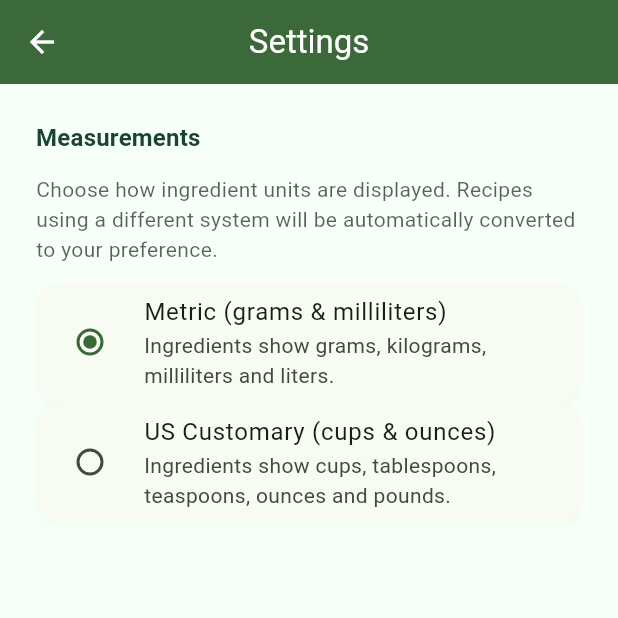
After one commit to EnricoM/food_prepping, a Flutter app: the SettingsScreen screen opened by its route, on a phone screen of 412 x 824 dp, the top half of it. The commit adds this screen. Run offline on Flutter 3.47's test engine with Material 3 defaults, Android fonts, the phone set to English and light mode, and no system bars; our stand-ins replace hive, hive_flutter, image_picker, shared_preferences, table_calendar; missing offline and left inert: google_mlkit_text_recognition, mobile_scanner; accounts and stored records are empty.

Commit message:
feat: add measurement preferences and conversions

```diff
--- a/lib/main.dart
+++ b/lib/main.dart
@@ -2,6 +2,7 @@ import 'package:data/data.dart';
 import 'package:flutter/material.dart';
 
 import 'src/app.dart';
+import 'src/services/measurement_preferences.dart';
 
 Future<void> main() async {
   WidgetsFlutterBinding.ensureInitialized();
@@ -18,5 +19,6 @@ Future<void> main() async {
       inventory: HiveInventoryRepository(),
     ),
   );
+  await MeasurementPreferences.instance.init();
   runApp(const RecipeParserApp());
 }
--- a/lib/src/app.dart
+++ b/lib/src/app.dart
@@ -21,6 +21,7 @@ import 'screens/inventory_screen.dart';
 import 'screens/barcode_scan_screen.dart';
 import 'screens/receipt_scan_screen.dart';
 import 'screens/batch_cooking_screen.dart';
+import 'screens/settings_screen.dart';
 
 class RecipeParserApp extends StatelessWidget {
   const RecipeParserApp({super.key});
@@ -191,6 +192,7 @@ class RecipeParserApp extends StatelessWidget {
         VisitedDomainsScreen.routeName: (context) => const VisitedDomainsScreen(
           drawer: AppDrawer(currentRoute: VisitedDomainsScreen.routeName),
         ),
+        SettingsScreen.routeName: (context) => const SettingsScreen(),
         InventoryRecipeSuggestionsScreen.routeName: (context) => const InventoryRecipeSuggestionsScreen(
           drawer: AppDrawer(currentRoute: InventoryRecipeSuggestionsScreen.routeName),
         ),
--- a/lib/src/navigation/app_drawer.dart
+++ b/lib/src/navigation/app_drawer.dart
@@ -26,6 +26,11 @@ class AppDrawer extends StatelessWidget {
             _DrawerSection(
               title: 'Meal Planning',
               entries: _DrawerEntry.mealPlanningEntries,
+              currentRoute: currentRoute,
+            ),
+            _DrawerSection(
+              title: 'App',
+              entries: _DrawerEntry.appEntries,
               currentRoute: currentRoute,
             ),
             const Padding(
@@ -136,6 +141,14 @@ class _DrawerEntry {
       icon: Icons.calendar_month_outlined,
       label: 'Meal planner',
       routeName: '/meal-plan',
+    ),
+  ];
+
+  static final appEntries = <_DrawerEntry>[
+    const _DrawerEntry(
+      icon: Icons.settings_outlined,
+      label: 'Settings',
+      routeName: '/settings',
     ),
   ];
 }
--- a/lib/src/screens/filter_recipes_screen.dart
+++ b/lib/src/screens/filter_recipes_screen.dart
@@ -239,6 +239,7 @@ class _FilterRecipesScreenState extends State<FilterRecipesScreen> {
         labelText: label,
         border: const OutlineInputBorder(),
       ),
+      // ignore: deprecated_member_use
       value: value,
       items: [
         const DropdownMenuItem<String>(
--- /dev/null
+++ b/lib/src/screens/settings_screen.dart
@@ -0,0 +1,68 @@
+import 'package:flutter/material.dart';
+
+import '../services/measurement_preferences.dart';
+import '../widgets/back_aware_app_bar.dart';
+
+class SettingsScreen extends StatelessWidget {
+  const SettingsScreen({super.key});
+
+  static const routeName = '/settings';
+
+  @override
+  Widget build(BuildContext context) {
+    final theme = Theme.of(context);
+    final prefs = MeasurementPreferences.instance;
+    return Scaffold(
+      appBar: const BackAwareAppBar(title: Text('Settings')),
+      body: ListView(
+        padding: const EdgeInsets.all(24),
+        children: [
+          Text(
+            'Measurements',
+            style: theme.textTheme.titleMedium?.copyWith(
+              fontWeight: FontWeight.w700,
+            ),
+          ),
+          const SizedBox(height: 12),
+          Text(
+            'Choose how ingredient units are displayed. Recipes using a different '
+            'system will be automatically converted to your preference.',
+            style: theme.textTheme.bodyMedium?.copyWith(
+              color: theme.colorScheme.onSurface.withValues(alpha: 0.7),
+            ),
+          ),
+          const SizedBox(height: 12),
+          AnimatedBuilder(
+            animation: prefs,
+            builder: (context, _) {
+              final current = prefs.system;
+              return Column(
+                children: MeasurementSystem.values.map((system) {
+                  return Card(
+                    child: RadioListTile<MeasurementSystem>(
+                      value: system,
+                      // ignore: deprecated_member_use
+                      groupValue: current,
+                      // ignore: deprecated_member_use
+                      onChanged: (value) {
+                        if (value != null) {
+                          prefs.setSystem(value);
+                        }
+                      },
+                      title: Text(system.displayName),
+                      subtitle: Text(
+                        system == MeasurementSystem.metric
+                            ? 'Ingredients show grams, kilograms, milliliters and liters.'
+                            : 'Ingredients show cups, tablespoons, teaspoons, ounces and pounds.',
+                      ),
+                    ),
+                  );
+                }).toList(),
+              );
+            },
+          ),
+        ],
+      ),
+    );
+  }
+}
--- /dev/null
+++ b/lib/src/services/measurement_preferences.dart
@@ -0,0 +1,48 @@
+import 'package:flutter/foundation.dart';
+import 'package:shared_preferences/shared_preferences.dart';
+
+enum MeasurementSystem { metric, imperial }
+
+extension MeasurementSystemLabels on MeasurementSystem {
+  String get displayName {
+    switch (this) {
+      case MeasurementSystem.metric:
+        return 'Metric (grams & milliliters)';
+      case MeasurementSystem.imperial:
+        return 'US Customary (cups & ounces)';
+    }
+  }
+}
+
+class MeasurementPreferences extends ChangeNotifier {
+  MeasurementPreferences._();
+
+  static final MeasurementPreferences instance = MeasurementPreferences._();
+  static const _storageKey = 'measurement_system';
+
+  SharedPreferences? _prefs;
+  MeasurementSystem _system = MeasurementSystem.metric;
+
+  MeasurementSystem get system => _system;
+
+  Future<void> init() async {
+    _prefs ??= await SharedPreferences.getInstance();
+    final stored = _prefs!.getString(_storageKey);
+    if (stored != null) {
+      final resolved = MeasurementSystem.values.firstWhere(
+        (value) => value.name == stored,
+        orElse: () => _system,
+      );
+      _system = resolved;
+    }
+  }
+
+  void setSystem(MeasurementSystem system) {
+    if (_system == system) {
+      return;
+    }
+    _system = system;
+    notifyListeners();
+    _prefs?.setString(_storageKey, system.name);
+  }
+}
--- a/packages/meal_planner/lib/src/meal_plan_screen.dart
+++ b/packages/meal_planner/lib/src/meal_plan_screen.dart
@@ -499,7 +499,7 @@ class _MealDayEditorState extends State<_MealDayEditor> {
                                 ],
                               ),
                             );
-                          }).toList(),
+                          }),
                         ],
                       ] else ...[
                         Row(
--- a/pubspec.yaml
+++ b/pubspec.yaml
@@ -32,6 +32,7 @@ dependencies:
     sdk: flutter
 
   cupertino_icons: ^1.0.8
+  shared_preferences: ^2.2.2
 
   core:
     path: packages/core
```
Also changed, not shown: lib/src/screens/recipe_detail_screen.dart (+55 -4 lines), lib/src/screens/shopping_list_screen.dart (+8 -8 lines), lib/src/utils/ingredient_converter.dart (added, +161 -0 lines), pubspec.lock, 1 other file.
